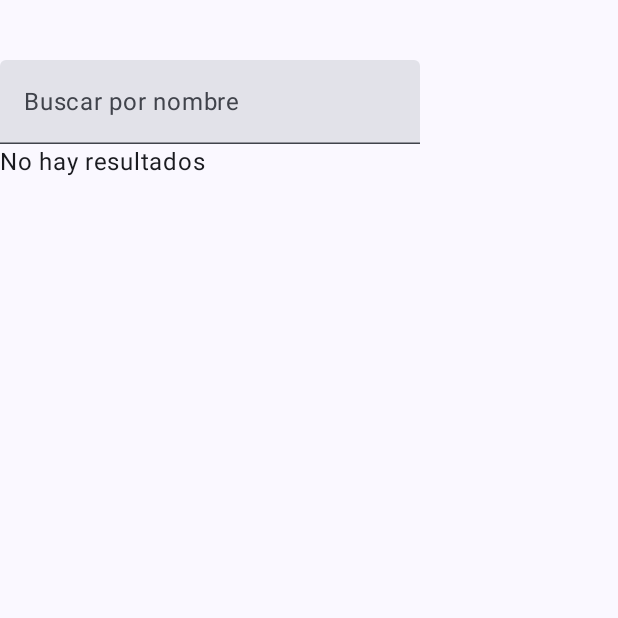
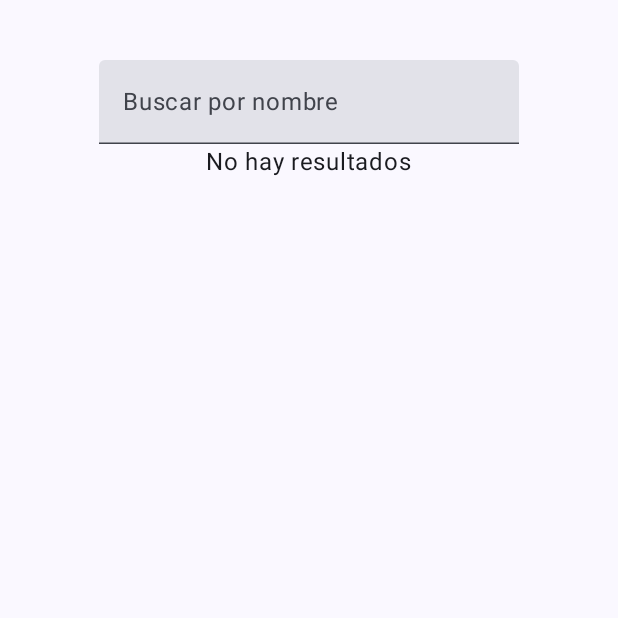
Before and after one commit to Thuomas/SegundoParcialClima, an Android app built with Jetpack Compose: the screen it shows after launch (MainActivity), on a phone screen of 412 x 824 dp, the top half of it. Run offline under Robolectric (Android 15) with nearby library versions, the phone set to English and light mode, and no system bars.

```diff
--- a/app/src/main/java/com/example/appdelclima/MainActivity.kt
+++ b/app/src/main/java/com/example/appdelclima/MainActivity.kt
@@ -27,7 +27,7 @@ class MainActivity : ComponentActivity() {
                     modifier = Modifier.fillMaxSize(),
                     color = MaterialTheme.colorScheme.background
                 ) {
-                    MainPage(modifier = Modifier.padding(16.dp))
+                    MainPage()
                 }
             }
         }
--- a/app/src/main/java/com/example/appdelclima/MainPage.kt
+++ b/app/src/main/java/com/example/appdelclima/MainPage.kt
@@ -14,7 +14,7 @@ import com.example.appdelclima.router.Enrutador
 import com.example.appdelclima.router.Ruta
 
 @Composable
-fun MainPage(modifier: Modifier){
+fun MainPage(){
     val navHostController = rememberNavController()
     NavHost(
         navController = navHostController,
--- a/app/src/main/java/com/example/appdelclima/presentacion/ciudades/CiudadesView.kt
+++ b/app/src/main/java/com/example/appdelclima/presentacion/ciudades/CiudadesView.kt
@@ -14,6 +14,7 @@ import androidx.compose.runtime.getValue
 import androidx.compose.runtime.mutableStateOf
 import androidx.compose.runtime.remember
 import androidx.compose.runtime.setValue
+import androidx.compose.ui.Alignment
 import androidx.compose.ui.Modifier
 import androidx.compose.ui.unit.dp
 import com.example.appdelclima.repository.modelos.Ciudad
@@ -25,26 +26,28 @@ fun CiudadesView(
     state: CiudadesEstado,
     onAction: (CiudadesIntencion) -> Unit
 ) {
-    var value by remember {
-        mutableStateOf("")
-    }
-    Column(modifier = modifier.fillMaxWidth()
-        .padding(top = 40.dp)) {
+    var value by remember {mutableStateOf("") }
+    Column(
+        modifier = modifier
+            .fillMaxWidth()
+            .padding(top = 40.dp),
+        horizontalAlignment = Alignment.CenterHorizontally
+    ) {
+
         TextField(
             value = value,
-            label = {
-                Text(text = "Buscar por nombre")
+            label = { Text(text = "Buscar por nombre") },
+            onValueChange = {
+                value = it
+                onAction(CiudadesIntencion.Buscar(value))
             },
-            onValueChange = {
-            value = it
-            onAction(CiudadesIntencion.Buscar(value))
-        },
-            )
+        )
         when (state) {
             is CiudadesEstado.Cargando -> Text(text = "Cargando")
             is CiudadesEstado.Error -> Text(text = state.mensaje)
             is CiudadesEstado.Resultado -> ListaDeCiudades(state.ciudades)
-                { onAction(
+            {
+                onAction(
                     CiudadesIntencion.Seleccionar(it)
                 )
             }
@@ -57,7 +60,7 @@ fun CiudadesView(
 
 @OptIn(ExperimentalMaterial3Api::class)
 @Composable
-fun ListaDeCiudades(ciudades: List<Ciudad>, onSelect: (Ciudad) -> Unit) {
+fun ListaDeCiudades(ciudades: List<Ciudad>, onSelect: (Ciudad)->Unit) {
     LazyColumn {
         items(items = ciudades) {
             Card(onClick = { onSelect(it) }) {
--- a/app/src/main/java/com/example/appdelclima/router/Enrutador.kt
+++ b/app/src/main/java/com/example/appdelclima/router/Enrutador.kt
@@ -10,6 +10,7 @@ class Enrutador(
     override fun navegar(ruta: Ruta) {
         when(ruta){
             Ruta.Ciudades->navHostController.navigate(ruta.id)
+
             is Ruta.Clima->{
                 val route = String.format(format="%s?lat=%f&lon=%f&nombre=%s",ruta.id,ruta.lat,ruta.lon,ruta.nombre)
                 navHostController.navigate(route)
--- a/app/src/main/java/com/example/appdelclima/router/Router.kt
+++ b/app/src/main/java/com/example/appdelclima/router/Router.kt
@@ -4,7 +4,7 @@ interface Router {
     fun navegar(ruta: Ruta)
 }
 
-sealed class Ruta(val id:String) {
-    data object Ciudades:Ruta("ciudades")
-    data class Clima(val lat: Float, val lon:Float, val nombre : String):Ruta("ciudades")
+sealed class Ruta(val id: String) {
+    data object Ciudades : Ruta("ciudades")
+    data class Clima(val lat: Float, val lon: Float, val nombre: String) : Ruta("clima")
 }
```
